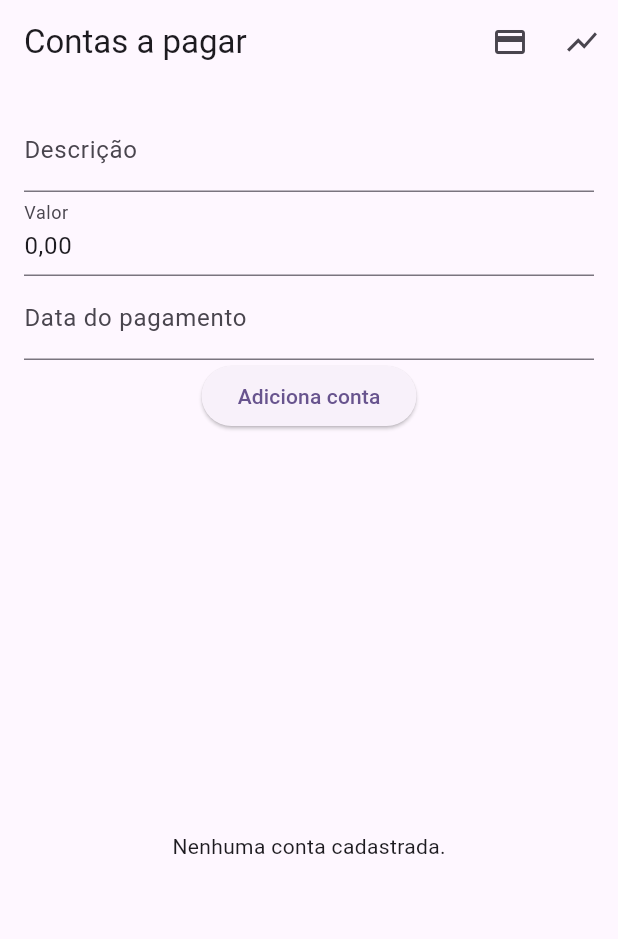
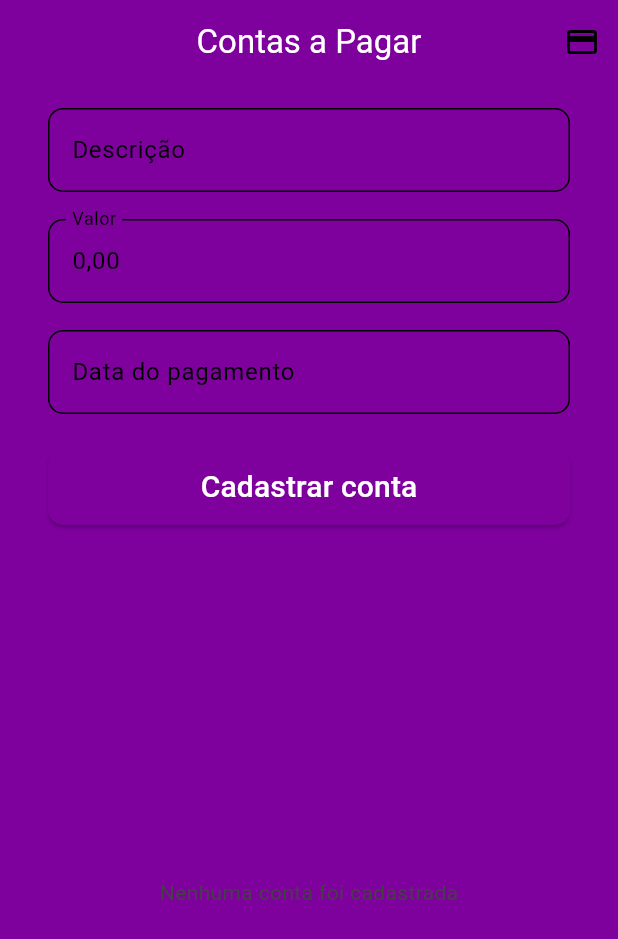
Before and after one commit to RodrigoBrunet/accounts_payabled, a Flutter app: the screen it shows after launch, on a phone screen of 412 x 824 dp. Shown: the top 939 px of the screen. Run offline on Flutter 3.47's test engine with Material 3 defaults, Android fonts, the phone set to English and light mode, and no system bars; our stand-ins replace fl_chart, flutter_masked_text2, sqflite; accounts and stored records are empty.

Commit message:
melhoria do codigo

```diff
--- a/lib/main.dart
+++ b/lib/main.dart
@@ -1,5 +1,6 @@
+import 'package:accounts_payable/resources/theme/my_theme.dart';
 import 'package:flutter/material.dart';
-import 'pages/account_payabled_page.dart';
+import 'views/account_payabled_page.dart';
 
 void main() {
   runApp(const MyApp());
@@ -10,11 +11,9 @@ class MyApp extends StatelessWidget {
   @override
   Widget build(BuildContext context) {
     return MaterialApp(
+      debugShowCheckedModeBanner: false,
       title: 'Flutter Demo',
-      theme: ThemeData(
-        colorScheme: ColorScheme.fromSeed(seedColor: Colors.deepPurple),
-        useMaterial3: true,
-      ),
+      theme: myTheme,
       home: const AccountPayabledPage(),
     );
   }
--- a/lib/pages/account_payabled_page.dart
+++ /dev/null
@@ -1,184 +0,0 @@
-import 'package:accounts_payable/data/data_base_helper.dart';
-import 'package:accounts_payable/models/account_model.dart';
-import 'package:accounts_payable/pages/details_account_page.dart';
-import 'package:accounts_payable/pages/grafic_info_page.dart';
-import 'package:flutter/material.dart';
-import 'package:flutter_masked_text2/flutter_masked_text2.dart';
-
-class AccountPayabledPage extends StatefulWidget {
-  const AccountPayabledPage({super.key});
-
-  @override
-  State<AccountPayabledPage> createState() => _AccountPayabledPageState();
-}
-
-class _AccountPayabledPageState extends State<AccountPayabledPage> {
-  final _formKey = GlobalKey<FormState>();
-  final _descriptionController = TextEditingController();
-  final _valueController = MoneyMaskedTextController(decimalSeparator: ',');
-  final _dueDateController = MaskedTextController(mask: '00/00/0000');
-  late Future<List<Account>> _accountFuture;
-
-  @override
-  void initState() {
-    super.initState();
-    _accountFuture = DataBaseHelper.instance.queryAllRows();
-  }
-
-  void _refreshData() {
-    setState(() {
-      _accountFuture = DataBaseHelper.instance.queryAllRows();
-    });
-  }
-
-  @override
-  Widget build(BuildContext context) {
-    return Scaffold(
-      appBar: AppBar(
-        title: const Text('Contas a pagar'),
-        actions: <Widget>[
-          IconButton(
-            icon: const Icon(Icons.payment),
-            onPressed: () {
-              Navigator.push(
-                context,
-                MaterialPageRoute(
-                    builder: (context) => const DetailsAccountPage()),
-              );
-            },
-          ),
-          IconButton(
-            icon: const Icon(Icons.show_chart),
-            onPressed: () {
-              Navigator.push(
-                context,
-                MaterialPageRoute(builder: (context) => const GraficInfoPage()),
-              );
-            },
-          ),
-        ],
-      ),
-      body: Column(
-        children: <Widget>[
-          Padding(
-            padding: const EdgeInsets.all(16.0),
-            child: Form(
-              key: _formKey,
-              child: Column(
-                children: <Widget>[
-                  TextFormField(
-                    controller: _descriptionController,
-                    decoration: const InputDecoration(labelText: 'Descrição'),
-                    validator: (value) {
-                      if (value == null || value.isEmpty) {
-                        return 'Insira uma descrição';
-                      } else {
-                        return null;
-                      }
-                    },
-                  ),
-                  TextFormField(
-                    controller: _valueController,
-                    decoration: const InputDecoration(labelText: 'Valor'),
-                    keyboardType: TextInputType.number,
-                    validator: (value) {
-                      if (value == null || value.isEmpty) {
-                        return 'Insira um valor';
-                      }
-                      return null;
-                    },
-                  ),
-                  TextFormField(
-                    keyboardType: TextInputType.number,
-                    controller: _dueDateController,
-                    decoration:
-                        const InputDecoration(labelText: 'Data do pagamento'),
-                    validator: (value) {
-                      if (value == null || value.isEmpty) {
-                        return 'Insira a data do pagamento';
-                      }
-                      return null;
-                    },
-                  ),
-                  ElevatedButton(
-                      onPressed: () async {
-                        if (_formKey.currentState!.validate()) {
-                          String valueText = _valueController.text
-                              .replaceAll('.', '')
-                              .replaceAll(',', '');
-                          Account newAccount = Account(
-                            description: _descriptionController.text,
-                            value: double.parse(valueText) / 100,
-                            dueDate: _dueDateController.text,
-                            paid: false,
-                          );
-                          await DataBaseHelper.instance.insert(newAccount);
-                          _descriptionController.clear();
-                          _valueController.updateValue(0);
-                          _dueDateController.text = '';
-                          _refreshData();
-                        }
-                      },
-                      child: const Text('Adiciona conta'))
-                ],
-              ),
-            ),
-          ),
-          Expanded(
-            child: FutureBuilder<List<Account>>(
-              future: _accountFuture,
-              builder: (context, snapshot) {
-                if (snapshot.connectionState == ConnectionState.waiting) {
-                  return const Center(child: CircularProgressIndicator());
-                } else if (snapshot.hasError) {
-                  return Center(child: Text('Erro: ${snapshot.error}'));
-                } else if (!snapshot.hasData || snapshot.data!.isEmpty) {
-                  return const Center(child: Text('Nenhuma conta cadastrada.'));
-                } else {
-                  return ListView.builder(
-                    itemCount: snapshot.data!.length,
-                    itemBuilder: (context, index) {
-                      Account account = snapshot.data![index];
-                      return ListTile(
-                        title: Text(account.description),
-                        subtitle: Text(
-                            'R\$ ${account.value} - Data do pagamento: ${account.dueDate}'),
-                        trailing: Row(
-                          mainAxisSize: MainAxisSize.min,
-                          children: [
-                            IconButton(
-                              icon: Icon(
-                                account.paid
-                                    ? Icons.check_box
-                                    : Icons.check_box_outline_blank,
-                                color: account.paid ? Colors.green : null,
-                              ),
-                              onPressed: () async {
-                                await DataBaseHelper.instance
-                                    .updateStatus(account.id!, !account.paid);
-                                _refreshData();
-                              },
-                            ),
-                            IconButton(
-                              icon:
-                                  const Icon(Icons.delete, color: Colors.blue),
-                              onPressed: () async {
-                                await DataBaseHelper.instance
-                                    .delete(account.id!);
-                                _refreshData();
-                              },
-                            )
-                          ],
-                        ),
-                      );
-                    },
-                  );
-                }
-              },
-            ),
-          ),
-        ],
-      ),
-    );
-  }
-}
--- /dev/null
+++ b/lib/resources/strings/string_resourses.dart
@@ -0,0 +1,11 @@
+class StringResources {
+  static const String titulo = 'Contas a Pagar';
+  static const String labelTextInput1 = 'Descrição';
+  static const String labelTextInput2 = 'Valor';
+  static const String labelTextInput3 = 'Data do pagamento';
+  static const String inputvalidatorInput1 = 'Insira uma descrição';
+  static const String inputvalidatorInput2 = 'Insira um valor válido';
+  static const String inputvalidatorInput3 = 'Insira a data do pagamento';
+  static const String elevatedButtonText = 'Cadastrar conta';
+  static const String feedbackText = 'Nenhuma conta foi cadastrada';
+}
--- /dev/null
+++ b/lib/resources/theme/my_theme.dart
@@ -0,0 +1,38 @@
+import 'package:flutter/material.dart';
+
+final ThemeData myTheme = ThemeData(
+  colorScheme: const ColorScheme.light(
+    primary: Color(0xFF3E0065), // Roxo profundo
+    secondary: Color(0xFF5A007F), // Roxo médio
+    background: Color(0xFFF3E5F5), // Rosa claro
+    surface: Color(0xFF7E009D), // Roxo claro
+    error: Color(0xFFD32F2F), // Vermelho intenso
+    onPrimary: Colors.white,
+    onSecondary: Colors.white,
+    onBackground: Colors.black,
+    onSurface: Colors.black,
+    onError: Colors.white,
+    brightness: Brightness.light,
+  ),
+  textTheme: TextTheme(
+    displayLarge: const TextStyle(color: Color(0xFF3E0065)), // Roxo profundo
+    bodyLarge: const TextStyle(color: Colors.black), // Preto
+    bodyMedium: TextStyle(color: Colors.grey[800]), // Cinza-escuro
+  ),
+  buttonTheme: ButtonThemeData(
+    buttonColor: const Color(0xFF5A007F), // Roxo médio
+    shape: RoundedRectangleBorder(
+      borderRadius: BorderRadius.circular(8),
+    ),
+  ),
+  inputDecorationTheme: InputDecorationTheme(
+    border: OutlineInputBorder(
+      borderRadius: BorderRadius.circular(8),
+      borderSide: const BorderSide(color: Color(0xFF3E0065)), // Roxo profundo
+    ),
+    focusedBorder: OutlineInputBorder(
+      borderRadius: BorderRadius.circular(8),
+      borderSide: const BorderSide(color: Color(0xFF5A007F)), // Roxo médio
+    ),
+  ),
+);
--- /dev/null
+++ b/lib/views/account_payabled_page.dart
@@ -0,0 +1,219 @@
+import 'package:accounts_payable/data/data_base_helper.dart';
+import 'package:accounts_payable/models/account_model.dart';
+import 'package:accounts_payable/resources/strings/string_resourses.dart';
+import 'package:accounts_payable/views/components/custom_text_form_field.dart';
+import 'package:accounts_payable/views/details_account_page.dart';
+import 'package:accounts_payable/views/grafic_info_page.dart';
+import 'package:flutter/material.dart';
+import 'package:flutter_masked_text2/flutter_masked_text2.dart';
+
+class AccountPayabledPage extends StatefulWidget {
+  const AccountPayabledPage({super.key});
+
+  @override
+  State<AccountPayabledPage> createState() => _AccountPayabledPageState();
+}
+
+class _AccountPayabledPageState extends State<AccountPayabledPage> {
+  final _formKey = GlobalKey<FormState>();
+  final _descriptionController = TextEditingController();
+  final _valueController = MoneyMaskedTextController(decimalSeparator: ',');
+  final _dueDateController = MaskedTextController(mask: '00/00/0000');
+  late Future<List<Account>> _accountFuture;
+
+  @override
+  void initState() {
+    super.initState();
+    _accountFuture = DataBaseHelper.instance.queryAllRows();
+  }
+
+  void _refreshData() {
+    setState(() {
+      _accountFuture = DataBaseHelper.instance.queryAllRows();
+    });
+  }
+
+  _converteValor() {
+    String text = _valueController.text.replaceAll('.', '').replaceAll(',', '');
+    var textConverter = double.parse(text);
+    return textConverter / 100;
+  }
+
+  @override
+  Widget build(BuildContext context) {
+    return Scaffold(
+      appBar: AppBar(
+        centerTitle: true,
+        title: const Text(
+          StringResources.titulo,
+          style: TextStyle(color: Colors.white),
+        ),
+        actions: <Widget>[
+          IconButton(
+            icon: const Icon(Icons.payment),
+            onPressed: () {
+              Navigator.push(
+                context,
+                MaterialPageRoute(
+                    builder: (context) => const DetailsAccountPage()),
+              );
+            },
+          ),
+          // IconButton(
+          //   icon: const Icon(Icons.show_chart),
+          //   onPressed: () {
+          //     Navigator.push(
+          //       context,
+          //       MaterialPageRoute(builder: (context) => const GraficInfoPage()),
+          //     );
+          //   },
+          // ),
+        ],
+      ),
+      body: Padding(
+        padding: const EdgeInsets.symmetric(horizontal: 16),
+        child: Column(
+          children: <Widget>[
+            Padding(
+              padding: const EdgeInsets.all(16.0),
+              child: Form(
+                key: _formKey,
+                child: Column(
+                  children: <Widget>[
+                    CustomTextFormField(
+                      controller: _descriptionController,
+                      labelText: StringResources.labelTextInput1,
+                      inputType: TextInputType.name,
+                      inputValidator: (value) {
+                        if (value == null || value.isEmpty) {
+                          return StringResources.inputvalidatorInput1;
+                        } else {
+                          return null;
+                        }
+                      },
+                    ),
+                    const SizedBox(
+                      height: 18,
+                    ),
+                    CustomTextFormField(
+                      controller: _valueController,
+                      labelText: StringResources.labelTextInput2,
+                      inputType: TextInputType.number,
+                      inputValidator: (value) {
+                        if (value!.startsWith('0,00') || value.isEmpty) {
+                          return StringResources.inputvalidatorInput2;
+                        }
+                        return null;
+                      },
+                    ),
+                    const SizedBox(
+                      height: 18,
+                    ),
+                    CustomTextFormField(
+                      controller: _dueDateController,
+                      labelText: StringResources.labelTextInput3,
+                      inputType: TextInputType.number,
+                      inputValidator: (value) {
+                        if (value == null || value.isEmpty) {
+                          return StringResources.inputvalidatorInput3;
+                        }
+                        return null;
+                      },
+                    ),
+                    const SizedBox(
+                      height: 24,
+                    ),
+                    ElevatedButton(
+                        style: ElevatedButton.styleFrom(
+                            shape: RoundedRectangleBorder(
+                                borderRadius: BorderRadius.circular(10)),
+                            minimumSize: const Size(double.infinity, 50)),
+                        onPressed: () async {
+                          if (_formKey.currentState!.validate()) {
+                            Account newAccount = Account(
+                              description: _descriptionController.text,
+                              value: _converteValor(),
+                              dueDate: _dueDateController.text,
+                              paid: false,
+                            );
+                            await DataBaseHelper.instance.insert(newAccount);
+                            _descriptionController.clear();
+                            _valueController.updateValue(0);
+                            _dueDateController.text = '';
+                            _refreshData();
+                          }
+                        },
+                        child: const Text(
+                          StringResources.elevatedButtonText,
+                          style: TextStyle(color: Colors.white, fontSize: 20),
+                        ))
+                  ],
+                ),
+              ),
+            ),
+            Expanded(
+              child: FutureBuilder<List<Account>>(
+                future: _accountFuture,
+                builder: (context, snapshot) {
+                  if (snapshot.connectionState == ConnectionState.waiting) {
+                    return const Center(child: CircularProgressIndicator());
+                  } else if (snapshot.hasError) {
+                    return Center(child: Text('Erro: ${snapshot.error}'));
+                  } else if (!snapshot.hasData || snapshot.data!.isEmpty) {
+                    return const Center(
+                        child: Text(StringResources.feedbackText));
+                  } else {
+                    return ListView.builder(
+                      itemCount: snapshot.data!.length,
+                      itemBuilder: (context, index) {
+                        Account account = snapshot.data![index];
+                        return ListTile(
+                          title: Text(account.description),
+                          subtitle: Text(
+                            'R\$ ${account.value} - Data do pagamento: ${account.dueDate}',
+                            style: account.paid
+                                ? const TextStyle(
+                                    decoration: TextDecoration.lineThrough,
+                                  )
+                                : null,
+                          ),
+                          trailing: Row(
+                            mainAxisSize: MainAxisSize.min,
+                            children: [
+                              IconButton(
+                                icon: Icon(
+                                  account.paid
+                                      ? Icons.check_box
+                                      : Icons.check_box_outline_blank,
+                                  color: account.paid ? Colors.green : null,
+                                ),
+                                onPressed: () async {
+                                  await DataBaseHelper.instance
+                                      .updateStatus(account.id!, !account.paid);
+                                  _refreshData();
+                                },
+                              ),
+                              IconButton(
+                                icon: const Icon(Icons.delete,
+                                    color: Colors.blue),
+                                onPressed: () async {
+                                  await DataBaseHelper.instance
+                                      .delete(account.id!);
+                                  _refreshData();
+                                },
+                              )
+                            ],
+                          ),
+                        );
+                      },
+                    );
+                  }
+                },
+              ),
+            ),
+          ],
+        ),
+      ),
+    );
+  }
+}
--- /dev/null
+++ b/lib/views/components/custom_text_form_field.dart
@@ -0,0 +1,28 @@
+import 'package:flutter/material.dart';
+
+class CustomTextFormField extends StatelessWidget {
+  final TextEditingController controller;
+  final String labelText;
+  final String? Function(String?)? inputValidator;
+  final TextInputType inputType;
+  const CustomTextFormField({
+    super.key,
+    required this.controller,
+    required this.labelText,
+    this.inputValidator,
+    required this.inputType,
+  });
+
+  @override
+  Widget build(BuildContext context) {
+    return TextFormField(
+      controller: controller,
+      validator: inputValidator,
+      decoration: InputDecoration(
+          labelText: labelText,
+          border: const OutlineInputBorder(
+              borderRadius: BorderRadius.all(Radius.circular(10)))),
+      keyboardType: inputType,
+    );
+  }
+}
```
Also changed, not shown: lib/views/details_account_page.dart (renamed from lib/pages/details_account_page.dart), lib/views/grafic_info_page.dart (renamed from lib/pages/grafic_info_page.dart).
